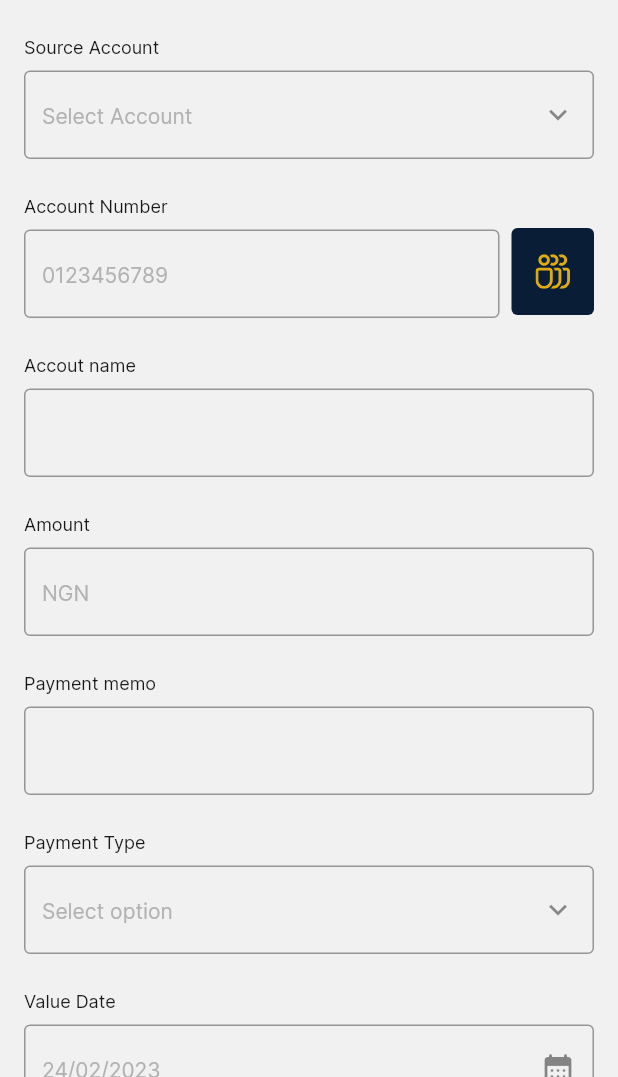
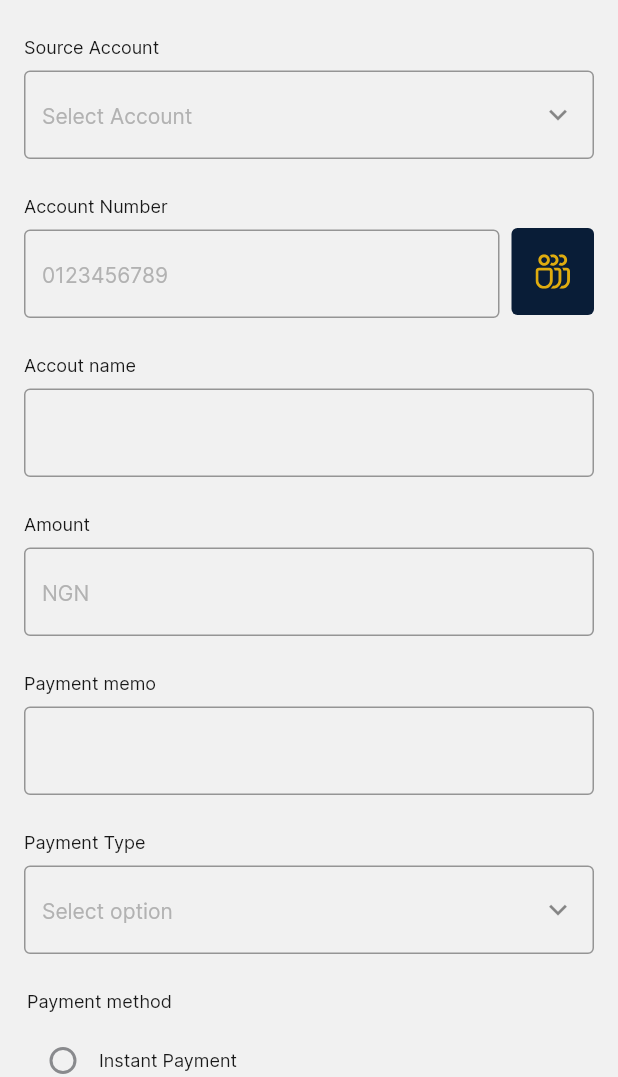
Before and after one commit to Tolulope05/firstbank_cib, a Flutter app: the TransfersScreen screen opened by its route, tab 2 chosen, on a phone screen of 412 x 824 dp, the part 159-1236 px from its top. Run offline on Flutter 3.47's test engine with Material 2 defaults, Android fonts, the phone set to English and light mode, and no system bars; our stand-ins replace flutter_svg, get, pinput, smooth_page_indicator.

Commit message:
DONE WITH TRANSFER SCREEN

```diff
--- a/lib/view/transfers/transfers_screen.dart
+++ b/lib/view/transfers/transfers_screen.dart
@@ -85,15 +85,11 @@ class _TransfersScreenState extends State<TransfersScreen>
           Expanded(
             child: TabBarView(
               controller: _tabController,
-              children: [
-                const OwnAccountTabView(),
-                const FirstBankTabview(),
-                Container(
-                  child: const Text("Test 1"),
-                ),
-                Container(
-                  child: const Text("Test 1"),
-                ),
+              children: const [
+                OwnAccountTabView(),
+                FirstBankTabview(),
+                FirstBankTabview(),
+                FirstBankTabview(),
               ],
             ),
           ),
@@ -308,6 +304,65 @@ class FirstBankTabview extends StatelessWidget {
           Padding(
             padding: const EdgeInsets.only(
               top: 24,
+              right: 18.0,
+              left: 18.0,
+            ),
+            child: Column(
+              crossAxisAlignment: CrossAxisAlignment.start,
+              children: <Widget>[
+                const Padding(
+                  padding: EdgeInsets.only(bottom: 8.0),
+                  child: Text(
+                    "Payment method",
+                    style: TextStyle(
+                      color: AppColors.textColor2,
+                      fontSize: 12,
+                    ),
+                  ),
+                ),
+                Row(
+                  children: [
+                    Radio(
+                      value: 1,
+                      groupValue: 2,
+                      fillColor: MaterialStateColor.resolveWith(
+                          (states) => AppColors.unselectedIconColor),
+                      onChanged: (value) {},
+                    ),
+                    const Text(
+                      'Instant Payment',
+                      style: TextStyle(
+                        color: AppColors.textColor2,
+                        fontSize: 12,
+                      ),
+                    ),
+                  ],
+                ),
+                Row(
+                  children: [
+                    Radio(
+                      value: 2,
+                      groupValue: 2,
+                      fillColor: MaterialStateColor.resolveWith(
+                        (states) => AppColors.yellowColor3,
+                      ),
+                      onChanged: (value) {},
+                    ),
+                    const Text(
+                      'RTGS',
+                      style: TextStyle(
+                        color: AppColors.textColor2,
+                        fontSize: 12,
+                      ),
+                    ),
+                  ],
+                ),
+              ],
+            ),
+          ),
+          Padding(
+            padding: const EdgeInsets.only(
+              top: 12,
               right: 16.0,
               left: 16.0,
             ),
```
